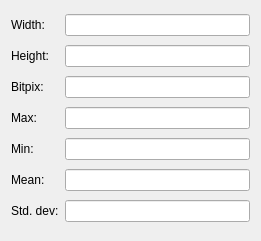
First picture: the form in kstars/fitsviewer/statform.ui, repository KDE/kstars, before the edit.
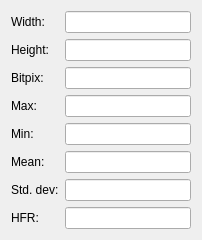
Second picture: the form after the edit. Custom widgets are drawn as their Qt base class.

What changed in the file:
```diff
--- a/kstars/fitsviewer/statform.ui
+++ b/kstars/fitsviewer/statform.ui
@@ -1,130 +1,126 @@
 <ui version="4.0" >
  <class>statForm</class>
- <widget class="QDialog" name="statForm" >
-  <property name="geometry" >
+ <widget class="QDialog" name="statForm">
+  <property name="geometry">
    <rect>
     <x>0</x>
     <y>0</y>
-    <width>261</width>
-    <height>241</height>
+    <width>202</width>
+    <height>221</height>
    </rect>
   </property>
   <property name="windowTitle" >
    <string>Statistics</string>
   </property>
-  <layout class="QGridLayout" >
-   <property name="leftMargin" >
-    <number>11</number>
-   </property>
-   <property name="topMargin" >
-    <number>11</number>
-   </property>
-   <property name="rightMargin" >
-    <number>11</number>
-   </property>
-   <property name="bottomMargin" >
-    <number>11</number>
-   </property>
-   <property name="horizontalSpacing" >
-    <number>6</number>
-   </property>
-   <property name="verticalSpacing" >
-    <number>6</number>
-   </property>
-   <item row="6" column="0" >
-    <widget class="QLabel" name="stdDevLabel" >
-     <property name="text" >
-      <string>Std. dev:</string>
-     </property>
-    </widget>
-   </item>
-   <item row="2" column="1" >
-    <widget class="KLineEdit" name="bitpixOUT" >
-     <property name="readOnly" >
-      <bool>true</bool>
-     </property>
-    </widget>
-   </item>
-   <item row="3" column="0" >
-    <widget class="QLabel" name="maxLabel" >
-     <property name="text" >
-      <string>Max:</string>
-     </property>
-    </widget>
-   </item>
-   <item row="5" column="1" >
-    <widget class="KLineEdit" name="meanOUT" >
-     <property name="readOnly" >
-      <bool>true</bool>
-     </property>
-    </widget>
-   </item>
-   <item row="2" column="0" >
-    <widget class="QLabel" name="bitPixLabel" >
-     <property name="text" >
-      <string>Bitpix:</string>
-     </property>
-    </widget>
-   </item>
-   <item row="4" column="1" >
-    <widget class="KLineEdit" name="minOUT" >
-     <property name="readOnly" >
-      <bool>true</bool>
-     </property>
-    </widget>
-   </item>
-   <item row="1" column="0" >
-    <widget class="QLabel" name="heightLabel" >
-     <property name="text" >
-      <string>Height:</string>
-     </property>
-    </widget>
-   </item>
-   <item row="0" column="1" >
-    <widget class="KLineEdit" name="widthOUT" >
-     <property name="readOnly" >
-      <bool>true</bool>
-     </property>
-    </widget>
-   </item>
-   <item row="5" column="0" >
-    <widget class="QLabel" name="meanLabel" >
-     <property name="text" >
-      <string>Mean:</string>
-     </property>
-    </widget>
-   </item>
-   <item row="1" column="1" >
-    <widget class="KLineEdit" name="heightOUT" >
-     <property name="readOnly" >
-      <bool>true</bool>
-     </property>
-    </widget>
-   </item>
-   <item row="0" column="0" >
-    <widget class="QLabel" name="widthLabel" >
-     <property name="text" >
+  <layout class="QGridLayout" name="gridLayout">
+   <item row="0" column="0">
+    <widget class="QLabel" name="widthLabel">
+     <property name="text">
       <string>Width:</string>
      </property>
     </widget>
    </item>
-   <item row="3" column="1" >
-    <widget class="KLineEdit" name="maxOUT" >
-     <property name="readOnly" >
+   <item row="0" column="1">
+    <widget class="KLineEdit" name="widthOUT">
+     <property name="readOnly">
       <bool>true</bool>
      </property>
     </widget>
    </item>
-   <item row="4" column="0" >
-    <widget class="QLabel" name="minLabel" >
-     <property name="text" >
+   <item row="1" column="0">
+    <widget class="QLabel" name="heightLabel">
+     <property name="text">
+      <string>Height:</string>
+     </property>
+    </widget>
+   </item>
+   <item row="1" column="1">
+    <widget class="KLineEdit" name="heightOUT">
+     <property name="readOnly">
+      <bool>true</bool>
+     </property>
+    </widget>
+   </item>
+   <item row="2" column="0">
+    <widget class="QLabel" name="bitPixLabel">
+     <property name="text">
+      <string>Bitpix:</string>
+     </property>
+    </widget>
+   </item>
+   <item row="2" column="1">
+    <widget class="KLineEdit" name="bitpixOUT">
+     <property name="readOnly">
+      <bool>true</bool>
+     </property>
+    </widget>
+   </item>
+   <item row="3" column="0">
+    <widget class="QLabel" name="maxLabel">
+     <property name="text">
+      <string>Max:</string>
+     </property>
+    </widget>
+   </item>
+   <item row="3" column="1">
+    <widget class="KLineEdit" name="maxOUT">
+     <property name="readOnly">
+      <bool>true</bool>
+     </property>
+    </widget>
+   </item>
+   <item row="4" column="0">
+    <widget class="QLabel" name="minLabel">
+     <property name="text">
       <string>Min:</string>
      </property>
     </widget>
    </item>
-   <item row="6" column="1" >
-    <widget class="KLineEdit" name="stddevOUT" >
-     <property name="readOnly" >
+   <item row="4" column="1">
+    <widget class="KLineEdit" name="minOUT">
+     <property name="readOnly">
+      <bool>true</bool>
+     </property>
+    </widget>
+   </item>
+   <item row="5" column="0">
+    <widget class="QLabel" name="meanLabel">
+     <property name="text">
+      <string>Mean:</string>
+     </property>
+    </widget>
+   </item>
+   <item row="5" column="1">
+    <widget class="KLineEdit" name="meanOUT">
+     <property name="readOnly">
+      <bool>true</bool>
+     </property>
+    </widget>
+   </item>
+   <item row="6" column="0">
+    <widget class="QLabel" name="stdDevLabel">
+     <property name="text">
+      <string>Std. dev:</string>
+     </property>
+    </widget>
+   </item>
+   <item row="6" column="1">
+    <widget class="KLineEdit" name="stddevOUT">
+     <property name="readOnly">
+      <bool>true</bool>
+     </property>
+    </widget>
+   </item>
+   <item row="7" column="0">
+    <widget class="QLabel" name="HFRLabel">
+     <property name="text">
+      <string>HFR:</string>
+     </property>
+    </widget>
+   </item>
+   <item row="7" column="1">
+    <widget class="KLineEdit" name="HFROUT">
+     <property name="readOnly">
       <bool>true</bool>
      </property>
     </widget>
```
Left out of the diff: 7 changed lines with no effect on the pictures.
